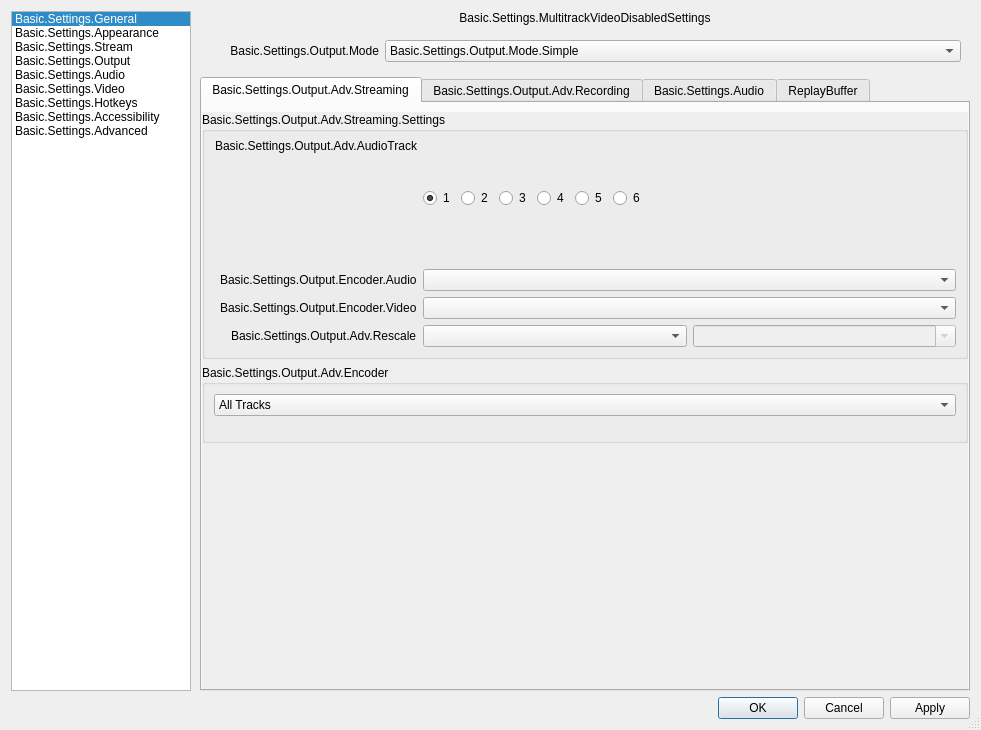
This is frontend/forms/OBSBasicSettings.ui in Flexible-Output-View/obs-studio-fov as Qt 5 draws it before an edit. The edited form follows.
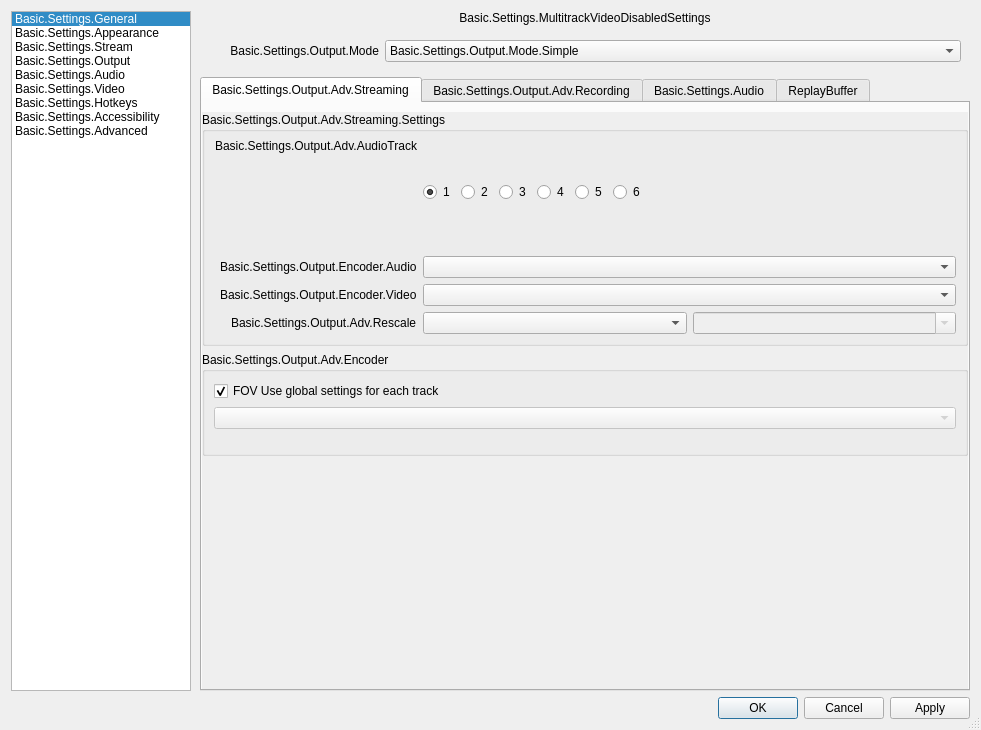
This is the edited form. The open tabs and pages were chosen to show the change. Icons and pictures are not drawn. Custom widgets are drawn as their Qt base class.

Commit message: UPDATE: fov per-track video settings configuration with better UI

```diff
--- a/frontend/forms/OBSBasicSettings.ui
+++ b/frontend/forms/OBSBasicSettings.ui
@@ -3095,8 +3095,8 @@
                         <rect>
                          <x>0</x>
                          <y>0</y>
-                         <width>768</width>
-                         <height>557</height>
+                         <width>772</width>
+                         <height>546</height>
                         </rect>
                        </property>
                        <layout class="QVBoxLayout" name="verticalLayout_14">
@@ -3340,16 +3340,24 @@
                            <string>Basic.Settings.Output.Adv.Encoder</string>
                           </property>
                           <layout class="QVBoxLayout" name="advOutEncoderLayout">
+                           <item>
+                            <widget class="QCheckBox" name="FOVCustomTrackSettings">
+                             <property name="text">
+                              <string>FOV Use global settings for each track</string>
+                             </property>
+                             <property name="checked">
+                              <bool>true</bool>
+                             </property>
+                            </widget>
+                           </item>
                            <item>
                             <widget class="QComboBox" name="advOutVTrackSelect">
+                             <property name="enabled">
+                              <bool>false</bool>
+                             </property>
                              <property name="currentIndex">
-                              <number>0</number>
+                              <number>-1</number>
                              </property>
-                             <item>
-                              <property name="text">
-                               <string>All Tracks</string>
-                              </property>
-                             </item>
                             </widget>
                            </item>
                            <item>
```
Left out of the diff: 44 changed lines with no effect on the pictures. The commit also changes 3 other files.
